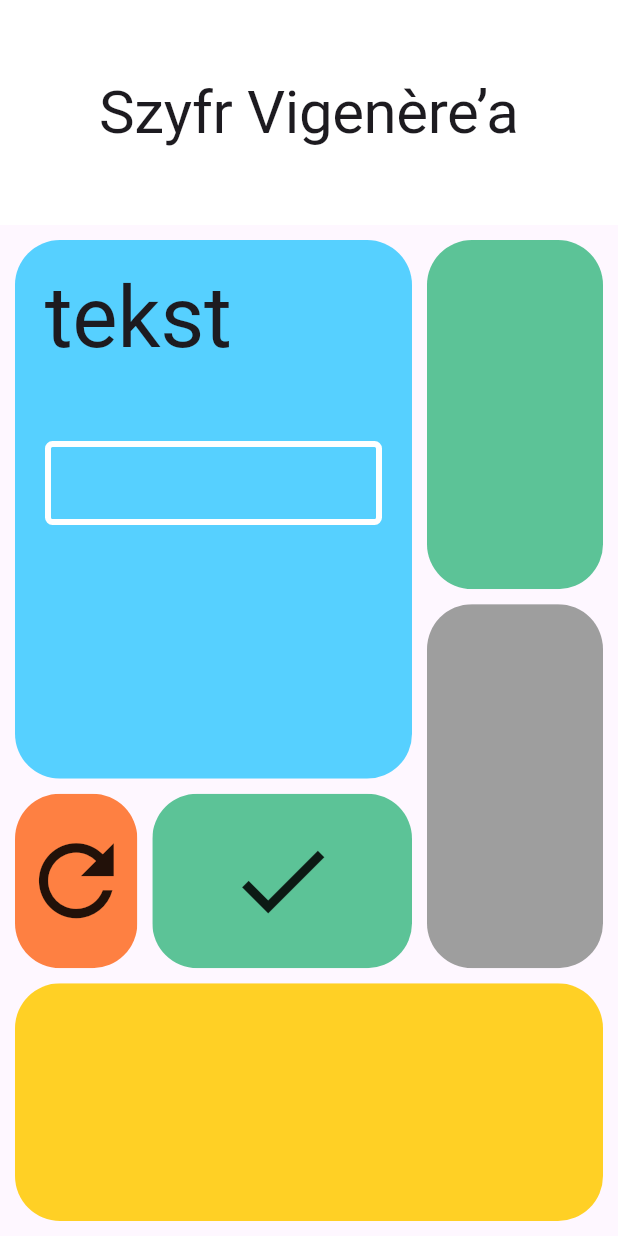
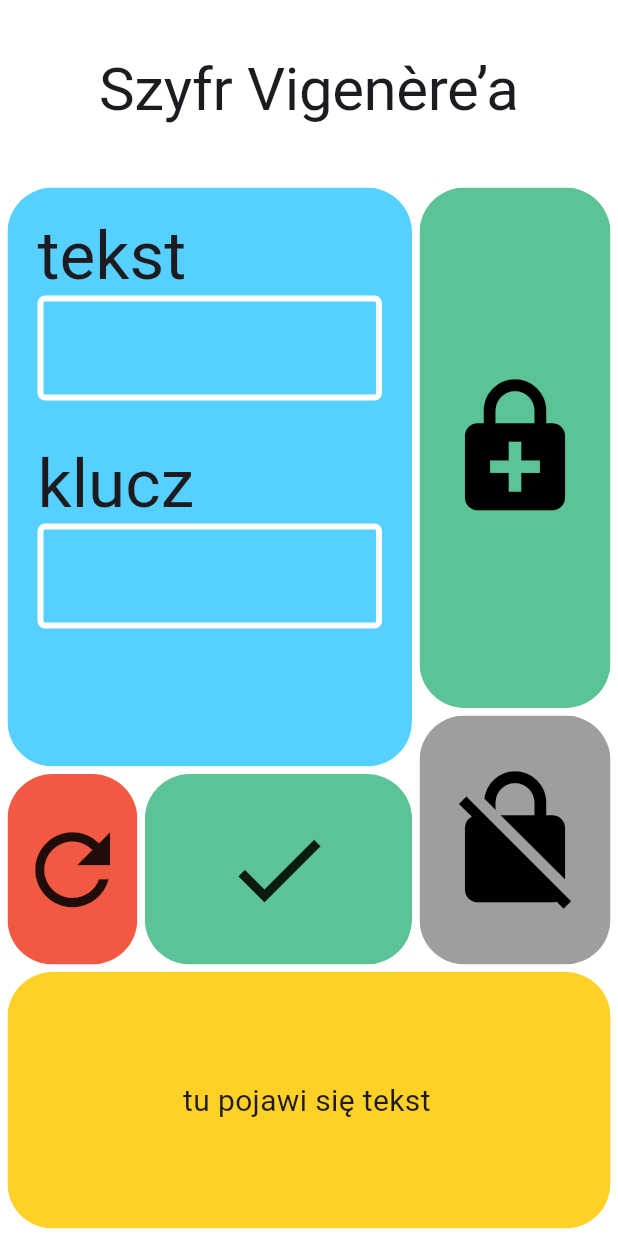
Before and after one commit to amMooncake/flutter_master, a Flutter app: the screen it shows after launch, on a phone screen of 412 x 824 dp. Run offline on Flutter 3.47's test engine with Material 3 defaults, Android fonts, the phone set to English and light mode, and no system bars.

Commit message:
Refactor Vigenere encryption logic and UI layout

```diff
--- a/lib/left_panel.dart
+++ b/lib/left_panel.dart
@@ -6,6 +6,12 @@ class MyLeftPanel extends StatelessWidget {
   final Color left;
   final Color reset;
   final Color accept;
+  final double myPadding;
+  final TextEditingController textController;
+  final TextEditingController outputText;
+  final TextEditingController kluczController;
+  final VoidCallback greenButtonPressed;
+  final VoidCallback clearScreen;
 
   const MyLeftPanel({
     super.key,
@@ -13,6 +19,12 @@ class MyLeftPanel extends StatelessWidget {
     required this.left,
     required this.reset,
     required this.accept,
+    required this.myPadding,
+    required this.textController,
+    required this.kluczController,
+    required this.greenButtonPressed,
+    required this.outputText,
+    required this.clearScreen,
   });
 
   @override
@@ -21,10 +33,10 @@ class MyLeftPanel extends StatelessWidget {
       Expanded(
         flex: 3,
         child: Padding(
-          padding: const EdgeInsets.only(
-            left: 10,
-            top: 10,
-            bottom: 10,
+          padding: EdgeInsets.only(
+            left: myPadding,
+            top: myPadding,
+            bottom: myPadding,
           ),
           child: ClipRRect(
             borderRadius: myRadious,
@@ -34,13 +46,13 @@ class MyLeftPanel extends StatelessWidget {
                 padding: const EdgeInsets.all(20),
                 child: Column(
                   crossAxisAlignment: CrossAxisAlignment.start,
+                  mainAxisAlignment: MainAxisAlignment.start,
                   children: [
-                    Text(
-                      "tekst",
-                      style: Theme.of(context).textTheme.displayLarge!.copyWith(),
-                    ),
-                    const SizedBox(height: 50),
-                    const MyTextField(),
+                    Text("tekst", style: Theme.of(context).textTheme.displayMedium!.copyWith()),
+                    MyTextField(myController: textController),
+                    const SizedBox(height: 30),
+                    Text("klucz", style: Theme.of(context).textTheme.displayMedium!.copyWith()),
+                    MyTextField(myController: kluczController),
                   ],
                 ),
               ),
@@ -53,9 +65,9 @@ class MyLeftPanel extends StatelessWidget {
           children: [
             Expanded(
               child: Padding(
-                padding: const EdgeInsets.only(
-                  left: 10,
-                  bottom: 10,
+                padding: EdgeInsets.only(
+                  left: myPadding,
+                  bottom: myPadding,
                 ),
                 child: ClipRRect(
                   borderRadius: myRadious,
@@ -64,8 +76,8 @@ class MyLeftPanel extends StatelessWidget {
                     child: Material(
                       color: reset,
                       child: InkWell(
-                        onTap: () {},
-                        child: Icon(Icons.refresh, size: 75),
+                        onTap: clearScreen,
+                        child: const Icon(Icons.refresh, size: 75),
                       ),
                     ),
                   ),
@@ -75,7 +87,7 @@ class MyLeftPanel extends StatelessWidget {
             Expanded(
               flex: 2,
               child: Padding(
-                padding: const EdgeInsets.only(bottom: 10, left: 10),
+                padding: EdgeInsets.only(bottom: myPadding, left: myPadding),
                 child: ClipRRect(
                   borderRadius: myRadious,
                   child: SizedBox(
@@ -83,8 +95,8 @@ class MyLeftPanel extends StatelessWidget {
                     child: Material(
                       color: accept,
                       child: InkWell(
-                        onTap: () {},
-                        child: Icon(Icons.check, size: 75),
+                        onTap: greenButtonPressed,
+                        child: const Icon(Icons.check, size: 75),
                       ),
                     ),
                   ),
--- a/lib/main.dart
+++ b/lib/main.dart
@@ -1,30 +1,69 @@
 import 'package:flutter/material.dart';
 import 'package:flutter_master/left_panel.dart';
+import 'package:flutter_master/vigenere_logic.dart';
 
 void main() {
   runApp(const MainApp());
 }
 
-class MainApp extends StatelessWidget {
+class MainApp extends StatefulWidget {
   const MainApp({super.key});
 
   static Color top = Colors.white;
   static Color left = const Color(0xff56d0ff);
   static Color rightTop = const Color(0xff5cc397);
   static Color rightBottom = Colors.grey;
-  static Color reset = const Color(0xfffe8042);
+  static Color reset = const Color.fromARGB(255, 241, 89, 66);
   static Color bottom = const Color(0xffffd025);
-  static EdgeInsetsGeometry myPadding = const EdgeInsets.all(10);
   static BorderRadiusGeometry myRadious = const BorderRadius.all(Radius.circular(30));
+
+  @override
+  State<MainApp> createState() => _MainAppState();
+}
+
+class _MainAppState extends State<MainApp> {
+  bool encryption = true;
+  double myPadding = 5;
+
+  final outputText = TextEditingController(text: 'tu pojawi się tekst');
+  final textController = TextEditingController();
+  final kluczController = TextEditingController();
+
+  @override
+  void dispose() {
+    textController.dispose();
+    kluczController.dispose();
+    outputText.dispose();
+    super.dispose();
+  }
+
+  void greenButtonPressed() {
+    setState(() {
+      if (encryption) {
+        outputText.text = encrypt(textController.text, kluczController.text);
+      } else {
+        outputText.text = deencrypt(textController.text, kluczController.text);
+      }
+    });
+  }
+
+  void clearScreen() {
+    textController.clear();
+    kluczController.clear();
+    outputText.text = 'tu pojawi się tekst';
+    setState(() {});
+  }
 
   @override
   Widget build(BuildContext context) {
     return MaterialApp(
+      title: 'szfr Vigenère’a',
+      theme: ThemeData(scaffoldBackgroundColor: Colors.white),
       home: Scaffold(
         appBar: AppBar(
-          toolbarHeight: 150,
+          toolbarHeight: 120,
           centerTitle: true,
-          backgroundColor: top,
+          backgroundColor: MainApp.top,
           title: Text("Szyfr Vigenère’a",
               style: Theme.of(context).textTheme.displayLarge!.copyWith(fontSize: 40)),
         ),
@@ -36,29 +75,68 @@ class MainApp extends StatelessWidget {
                 children: [
                   Expanded(
                     flex: 2,
-                    child: MyLeftPanel(accept: rightTop, left: left, myRadious: myRadious, reset: reset),
+                    child: MyLeftPanel(
+                      myPadding: myPadding,
+                      accept: MainApp.rightTop,
+                      left: MainApp.left,
+                      myRadious: MainApp.myRadious,
+                      reset: MainApp.reset,
+                      textController: textController,
+                      kluczController: kluczController,
+                      outputText: outputText,
+                      greenButtonPressed: greenButtonPressed,
+                      clearScreen: clearScreen,
+                    ),
                   ),
                   Expanded(
                     child: Column(
                       children: [
                         Expanded(
+                          flex: encryption ? 2 : 1,
                           child: Padding(
-                            padding: const EdgeInsets.all(10),
+                            padding: EdgeInsets.only(right: myPadding, top: myPadding, left: myPadding),
                             child: ClipRRect(
-                              borderRadius: myRadious,
-                              child: Container(
-                                color: rightTop,
+                              borderRadius: MainApp.myRadious,
+                              child: SizedBox(
+                                height: double.infinity,
+                                width: double.infinity,
+                                child: Material(
+                                  color: encryption ? MainApp.rightTop : MainApp.rightBottom,
+                                  child: InkWell(
+                                    onTap: () {
+                                      setState(() {
+                                        encryption = true;
+                                      });
+                                    },
+                                    child: const Icon(Icons.enhanced_encryption,
+                                        size: 100, color: Colors.black),
+                                  ),
+                                ),
                               ),
                             ),
                           ),
                         ),
                         Expanded(
+                          flex: !encryption ? 2 : 1,
                           child: Padding(
-                            padding: const EdgeInsets.only(left: 10, bottom: 10, right: 10),
+                            padding: EdgeInsets.all(myPadding),
                             child: ClipRRect(
-                              borderRadius: myRadious,
-                              child: Container(
-                                color: rightBottom,
+                              borderRadius: MainApp.myRadious,
+                              child: SizedBox(
+                                height: double.infinity,
+                                width: double.infinity,
+                                child: Material(
+                                  color: !encryption ? MainApp.rightTop : MainApp.rightBottom,
+                                  child: InkWell(
+                                    onTap: () {
+                                      setState(() {
+                                        encryption = false;
+                                      });
+                                    },
+                                    child:
+                                        const Icon(Icons.no_encryption, size: 100, color: Colors.black),
+                                  ),
+                                ),
                               ),
                             ),
                           ),
@@ -71,11 +149,25 @@ class MainApp extends StatelessWidget {
             ),
             Expanded(
               child: Padding(
-                padding: const EdgeInsets.only(left: 10, bottom: 10, right: 10),
+                padding: EdgeInsets.only(left: myPadding, bottom: myPadding, right: myPadding),
                 child: ClipRRect(
-                  borderRadius: myRadious,
+                  borderRadius: MainApp.myRadious,
                   child: Container(
-                    color: bottom,
+                    color: MainApp.bottom,
+                    child: Center(
+                      child: SingleChildScrollView(
+                        child: Padding(
+                          padding: const EdgeInsets.all(20),
+                          child: SelectableText(
+                            outputText.text,
+                            style: Theme.of(context)
+                                .textTheme
+                                .bodyMedium!
+                                .copyWith(fontSize: 20, height: 1.2),
+                          ),
+                        ),
+                      ),
+                    ),
                   ),
                 ),
               ),
--- a/lib/my_text_field.dart
+++ b/lib/my_text_field.dart
@@ -1,16 +1,17 @@
 import 'package:flutter/material.dart';
 
 class MyTextField extends StatelessWidget {
-  const MyTextField({super.key});
+  final TextEditingController myController;
+
+  const MyTextField({super.key, required this.myController});
 
   @override
   Widget build(BuildContext context) {
     return TextField(
+      controller: myController,
       keyboardType: TextInputType.multiline,
-      minLines: 1,
-      maxLines: 6,
-      cursorColor: Colors.white,
-      style: Theme.of(context).textTheme.bodyLarge!.copyWith(),
+      cursorColor: Colors.black,
+      style: Theme.of(context).textTheme.bodyLarge!.copyWith(fontSize: 25),
       decoration: const InputDecoration(
         hoverColor: Colors.red,
         enabledBorder: OutlineInputBorder(
@@ -18,7 +19,7 @@ class MyTextField extends StatelessWidget {
           borderRadius: BorderRadius.all(Radius.circular(5)),
         ),
         focusedBorder: OutlineInputBorder(
-          borderSide: BorderSide(color: Colors.white, width: 6),
+          borderSide: BorderSide(color: Colors.white, width: 36),
           borderRadius: BorderRadius.all(Radius.circular(20)),
         ),
       ),
--- a/lib/vigenere_logic.dart
+++ b/lib/vigenere_logic.dart
@@ -1,5 +1,5 @@
-// String alphabet = "aąbcćdeęfghijklłmnńoópqrsśtuvwxyzźż";
-String alphabet = 'abcdefghijklmnopqrstuvwxyz';
+String alphabet = "aąbcćdeęfghijklłmnńoópqrsśtuvwxyzźż";
+// String alphabet = 'abcdefghijklmnopqrstuvwxyz';
 
 String filterUnencrypted(String unencrypted) {
   String clearUnencrypted = '';
@@ -59,11 +59,13 @@ String deencrypt(String encrypted, String key) {
   int charPosition = 0;
   for (int i = 0; i < encrypted.length; i++) {
     charPosition += alphabet.indexOf(encrypted[i]) - alphabet.indexOf(encryptedKey[i]);
+    while (charPosition < 0) {
+      charPosition += alphabet.length;
+    }
     deenctypted += alphabet[charPosition];
     charPosition = 0;
     // long story short, remember to reset variable bc debuging takes a lot of time and nerves :)
   }
-
   return deenctypted;
 }
 
@@ -74,5 +76,5 @@ void main() {
   String unencryptedDebug = 'TO JEST BARDZO TAJNY TEKST';
 
   print(encrypt(unencryptedDebug, keyDebug));
-  print(deencrypt("mosrwmbjehsocnngycrolt", keyDebug));
+  print(deencrypt("mosrwmbjehsocnngycrolt", "dupa"));
 }
```
